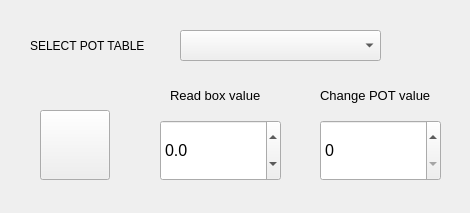
First picture: the form in QT_designer/CreatePotTable.ui, repository aleks19900406/DigitalBoxGUI, before the edit.
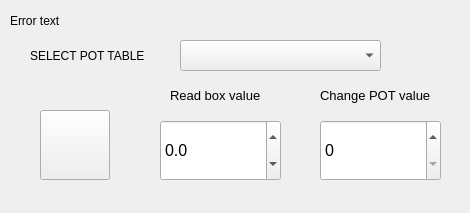
Second picture: the form after the edit.

Commit message: screen change- add error message

```diff
--- a/QT_designer/CreatePotTable.ui
+++ b/QT_designer/CreatePotTable.ui
@@ -62,7 +62,7 @@
    <property name="geometry">
     <rect>
      <x>180</x>
-     <y>30</y>
+     <y>40</y>
      <width>201</width>
      <height>31</height>
     </rect>
@@ -99,7 +99,7 @@
    <property name="geometry">
     <rect>
      <x>30</x>
-     <y>20</y>
+     <y>30</y>
      <width>131</width>
      <height>51</height>
     </rect>
@@ -156,6 +156,19 @@
     <double>10.000000000000000</double>
    </property>
   </widget>
+  <widget class="QLabel" name="lableErrorPot">
+   <property name="geometry">
+    <rect>
+     <x>10</x>
+     <y>10</y>
+     <width>461</width>
+     <height>21</height>
+    </rect>
+   </property>
+   <property name="text">
+    <string>Error text</string>
+   </property>
+  </widget>
  </widget>
  <resources/>
  <connections/>
```
The commit also changes 1 other file.
